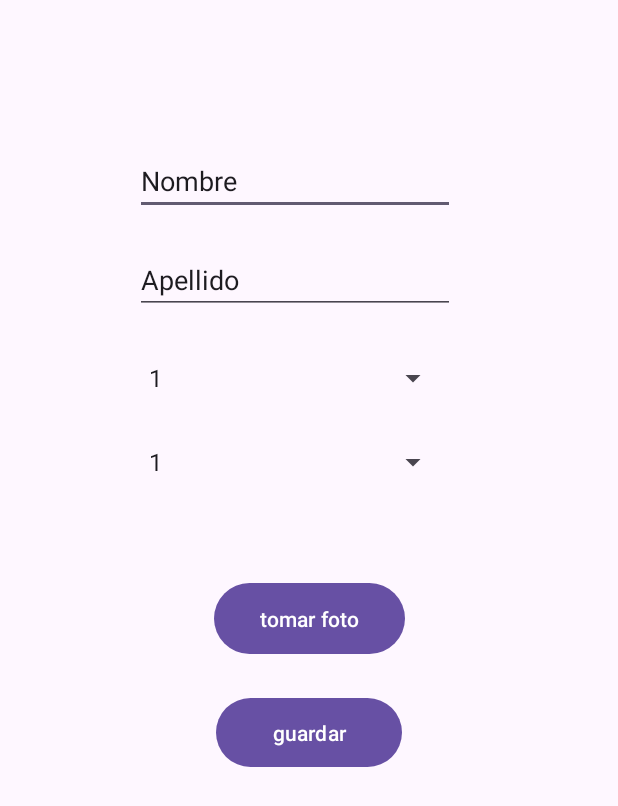
After one commit to igcondor/DES_APP_MOVIL-DUOC-2025, an Android app: the CamaraActivity screen opened directly, with no data from a screen before it, on a phone screen of 412 x 824 dp. The commit adds this screen. Shown: the top 806 px of the screen. Run offline under Robolectric (Android 15) with nearby library versions, the phone set to English and light mode, and no system bars.

```diff
--- a/ProyectoBase/app/src/main/AndroidManifest.xml
+++ b/ProyectoBase/app/src/main/AndroidManifest.xml
@@ -2,8 +2,7 @@
 <manifest xmlns:android="http://schemas.android.com/apk/res/android"
     xmlns:tools="http://schemas.android.com/tools">
     <!-- PERMISO ACCESO A INTERNET -->
-    <uses-permission android:name="android.permission.INTERNET" />
-    <!-- PERMISO ACCESO A ESTADO DE LA CONEXION A INTERNET -->
+    <uses-permission android:name="android.permission.INTERNET" /> <!-- PERMISO ACCESO A ESTADO DE LA CONEXION A INTERNET -->
     <uses-permission android:name="android.permission.ACCESS_NETWORK_STATE" />
 
     <application
@@ -16,6 +15,9 @@
         android:supportsRtl="true"
         android:theme="@style/Theme.ProyectoBase"
         tools:targetApi="31">
+        <activity
+            android:name=".CamaraActivity"
+            android:exported="false" />
         <activity
             android:name=".SpinnerRegionComuna"
             android:exported="false" />
--- /dev/null
+++ b/ProyectoBase/app/src/main/java/com/example/proyectobase/CamaraActivity.kt
@@ -0,0 +1,69 @@
+package com.example.proyectobase
+
+import android.os.Bundle
+import android.provider.ContactsContract.Intents.Insert
+import android.widget.ArrayAdapter
+import android.widget.Button
+import android.widget.EditText
+import android.widget.Spinner
+import android.widget.Toast
+import androidx.activity.enableEdgeToEdge
+import androidx.appcompat.app.AppCompatActivity
+import androidx.core.view.ViewCompat
+import androidx.core.view.WindowInsetsCompat
+import com.example.proyectobase.funciones.InsertarAlumnosAPI
+
+class CamaraActivity : AppCompatActivity() {
+    override fun onCreate(savedInstanceState: Bundle?) {
+        super.onCreate(savedInstanceState)
+        enableEdgeToEdge()
+        setContentView(R.layout.activity_camara)
+
+        val edNombre:EditText = findViewById(R.id.ed_nombre_camara)
+        val edApellido:EditText = findViewById(R.id.ed_apellido_camara)
+        val spGrupo:Spinner = findViewById(R.id.sp_grupo_camara)
+        val spSeccion:Spinner = findViewById(R.id.sp_seccion_camara)
+        val btnCamara:Button = findViewById(R.id.btn_tomar_foto)
+        val btnGuardarCamara:Button = findViewById(R.id.btn_guardar_camara)
+
+        var groups = listOf("1","2","3","4","5","6","7","8","9","10","11","12")
+        var secciones = listOf("1","2","3","4","5","6","7","8","9","10","11","12")
+
+        val adaptadorGrupos = ArrayAdapter(this,android.R.layout.simple_spinner_item,groups).apply(){
+            setDropDownViewResource(android.R.layout.simple_spinner_item)
+        }
+
+        val adaptadorSeccion = ArrayAdapter(this,android.R.layout.simple_spinner_item,secciones).apply(){
+            setDropDownViewResource(android.R.layout.simple_spinner_item)
+        }
+
+        spGrupo.adapter = adaptadorGrupos
+        spSeccion.adapter = adaptadorSeccion
+
+        btnGuardarCamara.setOnClickListener{
+            InsertarAlumnosAPI.insertarAlumno(
+                owner = this,
+                context = this,
+                nombre =  edNombre.text.toString(),
+                apellido = edApellido.text.toString(),
+                grupo = spGrupo.selectedItem.toString(),
+                seccion = spSeccion.selectedItem.toString(),
+                archivoBytes = null,
+                onSuccess = {
+                    println("termino insert correcto")
+                    Toast.makeText(this,"guardado", Toast.LENGTH_SHORT).show()
+                }
+
+
+            )
+        }
+
+
+
+        ViewCompat.setOnApplyWindowInsetsListener(findViewById(R.id.main)) { v, insets ->
+            val systemBars = insets.getInsets(WindowInsetsCompat.Type.systemBars())
+            v.setPadding(systemBars.left, systemBars.top, systemBars.right, systemBars.bottom)
+            insets
+        }
+    }
+}
--- a/ProyectoBase/app/src/main/java/com/example/proyectobase/LoginActivity.kt
+++ b/ProyectoBase/app/src/main/java/com/example/proyectobase/LoginActivity.kt
@@ -45,7 +45,7 @@ class LoginActivity : AppCompatActivity() {
                 && edPasswd.text.toString() == passwBase){
 
                 // creo un objeto intent
-                val nuevaVentana = Intent(this, SpinnerRegionComuna::class.java)
+                val nuevaVentana = Intent(this, Menu1Activity::class.java)
                 var ses_username = edUsername.text.toString()
 
                 nuevaVentana.putExtra("sesion",ses_username )
--- a/ProyectoBase/app/src/main/java/com/example/proyectobase/Menu1Activity.kt
+++ b/ProyectoBase/app/src/main/java/com/example/proyectobase/Menu1Activity.kt
@@ -47,7 +47,8 @@ class Menu1Activity : AppCompatActivity() {
         val lsMenu: ListView = findViewById(R.id.ls_menu_principal)
 
         val arrMenuPrincipal = arrayOf(
-            "CALCULADORA"
+            "CALCULADORA",
+            "CAMARA_STUFF"
             , "LEER API"
             , "GUARDAR API"
             , "GUARDAR SQL LITE"
@@ -65,7 +66,13 @@ class Menu1Activity : AppCompatActivity() {
             if(lsMenuOpcionSeleccionada.equals("CALCULADORA")){
                 val abrirCalculadora = Intent(this, CalculadoraActivity::class.java)
                 startActivity(abrirCalculadora)
-            }else if (lsMenuOpcionSeleccionada.equals("GUARDAR API")){
+            }else if (lsMenuOpcionSeleccionada.equals("CAMARA_STUFF")){
+                val abrirCamara = Intent(this, CamaraActivity::class.java)
+                startActivity(abrirCamara)
+                Toast.makeText(this, "CAMARA SELECCIONADA", Toast.LENGTH_SHORT).show()}
+
+
+            else if (lsMenuOpcionSeleccionada.equals("GUARDAR API")){
 
                 Toast.makeText(this, "NINGUNA OPCION SELECCIONADA", Toast.LENGTH_SHORT).show()
 
--- /dev/null
+++ b/ProyectoBase/app/src/main/res/layout/activity_camara.xml
@@ -0,0 +1,84 @@
+<?xml version="1.0" encoding="utf-8"?>
+<androidx.constraintlayout.widget.ConstraintLayout xmlns:android="http://schemas.android.com/apk/res/android"
+    xmlns:app="http://schemas.android.com/apk/res-auto"
+    xmlns:tools="http://schemas.android.com/tools"
+    android:id="@+id/main"
+    android:layout_width="match_parent"
+    android:layout_height="match_parent"
+    tools:context=".CamaraActivity">
+
+    <EditText
+        android:id="@+id/ed_nombre_camara"
+        android:layout_width="wrap_content"
+        android:layout_height="wrap_content"
+        android:ems="10"
+        android:inputType="text"
+        android:text="Nombre"
+        app:layout_constraintBottom_toBottomOf="parent"
+        app:layout_constraintEnd_toEndOf="parent"
+        app:layout_constraintHorizontal_bias="0.452"
+        app:layout_constraintStart_toStartOf="parent"
+        app:layout_constraintTop_toTopOf="parent"
+        app:layout_constraintVertical_bias="0.126" />
+
+    <EditText
+        android:id="@+id/ed_apellido_camara"
+        android:layout_width="wrap_content"
+        android:layout_height="wrap_content"
+        android:ems="10"
+        android:inputType="text"
+        android:text="Apellido"
+        app:layout_constraintBottom_toBottomOf="parent"
+        app:layout_constraintEnd_toEndOf="parent"
+        app:layout_constraintHorizontal_bias="0.452"
+        app:layout_constraintStart_toStartOf="parent"
+        app:layout_constraintTop_toTopOf="parent"
+        app:layout_constraintVertical_bias="0.211" />
+
+    <Spinner
+        android:id="@+id/sp_grupo_camara"
+        android:layout_width="208dp"
+        android:layout_height="40dp"
+        app:layout_constraintBottom_toBottomOf="parent"
+        app:layout_constraintEnd_toEndOf="parent"
+        app:layout_constraintHorizontal_bias="0.448"
+        app:layout_constraintStart_toStartOf="parent"
+        app:layout_constraintTop_toTopOf="parent"
+        app:layout_constraintVertical_bias="0.296" />
+
+    <Spinner
+        android:id="@+id/sp_seccion_camara"
+        android:layout_width="208dp"
+        android:layout_height="40dp"
+        app:layout_constraintBottom_toBottomOf="parent"
+        app:layout_constraintEnd_toEndOf="parent"
+        app:layout_constraintHorizontal_bias="0.448"
+        app:layout_constraintStart_toStartOf="parent"
+        app:layout_constraintTop_toTopOf="parent"
+        app:layout_constraintVertical_bias="0.367" />
+
+    <Button
+        android:id="@+id/btn_tomar_foto"
+        android:layout_width="127dp"
+        android:layout_height="55dp"
+        android:text="tomar foto"
+        app:layout_constraintBottom_toBottomOf="parent"
+        app:layout_constraintEnd_toEndOf="parent"
+        app:layout_constraintHorizontal_bias="0.5"
+        app:layout_constraintStart_toStartOf="parent"
+        app:layout_constraintTop_toTopOf="parent"
+        app:layout_constraintVertical_bias="0.5" />
+
+    <Button
+        android:id="@+id/btn_guardar_camara"
+        android:layout_width="124dp"
+        android:layout_height="54dp"
+        android:text="guardar"
+        app:layout_constraintBottom_toBottomOf="parent"
+        app:layout_constraintEnd_toEndOf="parent"
+        app:layout_constraintHorizontal_bias="0.5"
+        app:layout_constraintStart_toStartOf="parent"
+        app:layout_constraintTop_toTopOf="parent"
+        app:layout_constraintVertical_bias="0.599" />
+
+</androidx.constraintlayout.widget.ConstraintLayout>
```
Also changed, not shown: 1 other file.
